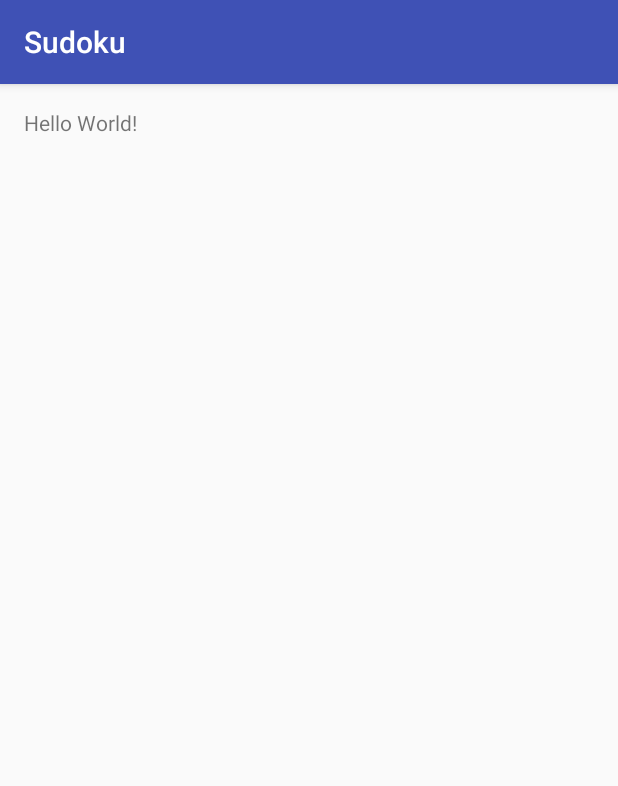
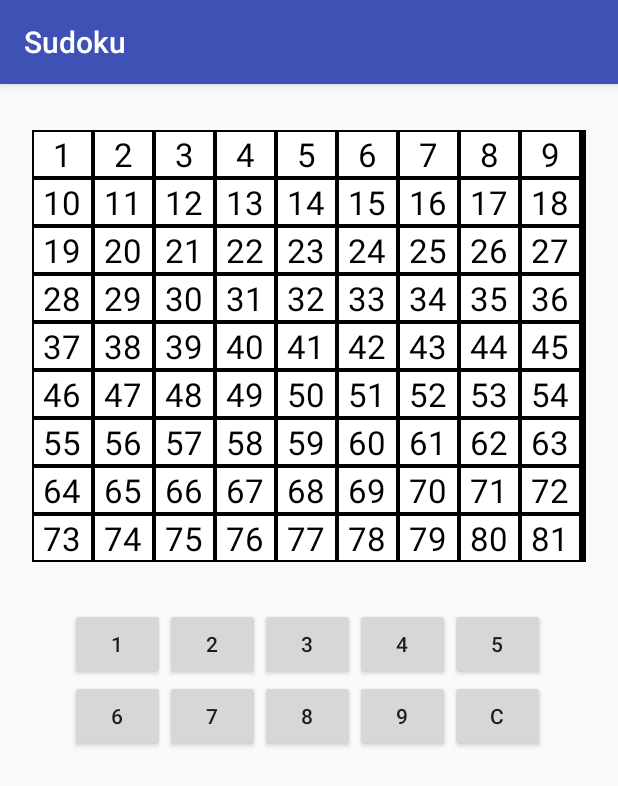
Before and after one commit to dpulsifer/Sudoku, an Android app: the screen it shows after launch (MainActivity), on a phone screen of 412 x 824 dp. Shown: the top 786 px of the screen. Run offline under Robolectric (Android 15) with nearby library versions, the phone set to English and light mode, and no system bars.

Commit message:
Main activity created
Sudoku gridview and button gridview with hardcoded data.

```diff
--- /dev/null
+++ b/app/src/main/java/cs/dal/sudoku/ButtonGridAdapter.java
@@ -0,0 +1,45 @@
+package cs.dal.sudoku;
+
+import android.content.Context;
+import android.view.LayoutInflater;
+import android.view.View;
+import android.view.ViewGroup;
+import android.widget.BaseAdapter;
+import android.widget.Button;
+
+import static android.content.Context.LAYOUT_INFLATER_SERVICE;
+
+/**
+ * Created by duncanpulsifer on 2017-02-09.
+ */
+
+public class ButtonGridAdapter extends BaseAdapter{
+
+    private Context context;
+    private String[] buttons;
+    LayoutInflater inflater;
+
+    public ButtonGridAdapter(Context context, String[] buttons) {
+        this.context = context;
+        this.buttons = buttons;
+        inflater = (LayoutInflater) this.context.getSystemService(LAYOUT_INFLATER_SERVICE);
+    }
+
+    public View getView(int position, View convertView, ViewGroup parent) {
+
+        if(convertView ==null) {
+            convertView = inflater.inflate(R.layout.button_cell, null);
+        }
+        Button b = (Button) convertView.findViewById(R.id.button_item);
+        b.setText(buttons[position]);
+        return convertView;
+
+    }
+
+    @Override
+    public int getCount() { return buttons.length; }
+
+    @Override public Object getItem(int position) { return buttons[position]; }
+
+    @Override public long getItemId(int position) { return position; }
+}
--- a/app/src/main/java/cs/dal/sudoku/MainActivity.java
+++ b/app/src/main/java/cs/dal/sudoku/MainActivity.java
@@ -2,12 +2,34 @@ package cs.dal.sudoku;
 
 import android.support.v7.app.AppCompatActivity;
 import android.os.Bundle;
+import android.widget.GridView;
 
 public class MainActivity extends AppCompatActivity {
+
+    public GridView gridView;
+    public String[] items = new String[]{"1", "2", "3", "4", "5", "6", "7", "8", "9", "10", "11", "12", "13", "14", "15", "16", "17", "18", "19", "20", "21", "22", "23", "24", "25", "26", "27", "28",
+            "29", "30", "31", "32", "33", "34", "35", "36", "37", "38", "39", "40", "41", "42", "43", "44", "45", "46", "47", "48", "49", "50",
+            "51", "52", "53", "54", "55", "56", "57", "58", "59", "60", "61", "62", "63", "64", "65", "66", "67", "68", "69", "70", "71", "72", "73", "74", "75",
+            "76", "77", "78", "79", "80", "81"};
+
+    public GridView buttonGridView;
+    public String[] buttons  = new String[] {"1","2","3","4","5","6","7","8","9","C"};
+
+
 
     @Override
     protected void onCreate(Bundle savedInstanceState) {
         super.onCreate(savedInstanceState);
         setContentView(R.layout.activity_main);
+
+        gridView = (GridView)this.findViewById(R.id.myGridView);
+        SudokuGridAdapter gridAdapter = new SudokuGridAdapter(MainActivity.this, items);
+        gridView.setAdapter(gridAdapter);
+
+        buttonGridView = (GridView)this.findViewById(R.id.buttonGridView);
+        ButtonGridAdapter buttonGridAdapter = new ButtonGridAdapter(MainActivity.this, buttons);
+        buttonGridView.setAdapter(buttonGridAdapter);
+
     }
+
 }
--- /dev/null
+++ b/app/src/main/java/cs/dal/sudoku/SudokuGridAdapter.java
@@ -0,0 +1,44 @@
+package cs.dal.sudoku;
+
+import android.content.Context;
+import android.view.LayoutInflater;
+import android.view.View;
+import android.view.ViewGroup;
+import android.widget.BaseAdapter;
+import android.widget.TextView;
+
+import static android.content.Context.LAYOUT_INFLATER_SERVICE;
+
+/**
+ * Created by duncanpulsifer on 2017-02-01.
+ */
+
+public class SudokuGridAdapter extends BaseAdapter
+{
+    private Context context;
+    private String[] items;
+    LayoutInflater inflater;
+
+    public SudokuGridAdapter(Context context, String[] items) {
+        this.context = context;
+        this.items = items;
+        inflater = (LayoutInflater) this.context.getSystemService(LAYOUT_INFLATER_SERVICE);
+    }
+
+    public View getView(int position, View convertView, ViewGroup parent) {
+
+        if(convertView ==null) {
+            convertView = inflater.inflate(R.layout.sudoku_cell, null);
+        }
+        TextView t = (TextView) convertView.findViewById(R.id.grid_item);
+        t.setText(items[position]);
+        return convertView;
+    }
+
+    @Override
+    public int getCount() { return items.length; }
+
+    @Override public Object getItem(int position) { return items[position]; }
+
+    @Override public long getItemId(int position) { return position; }
+}
--- a/app/src/main/res/layout/activity_main.xml
+++ b/app/src/main/res/layout/activity_main.xml
@@ -7,11 +7,29 @@
     android:paddingBottom="@dimen/activity_vertical_margin"
     android:paddingLeft="@dimen/activity_horizontal_margin"
     android:paddingRight="@dimen/activity_horizontal_margin"
-    android:paddingTop="@dimen/activity_vertical_margin"
-    tools:context="cs.dal.sudoku.MainActivity">
+    android:paddingTop="25dp"
+    tools:context="cs.dal.sudoku.MainActivity"
+    android:weightSum="1">
 
-    <TextView
+    <GridView
         android:layout_width="wrap_content"
         android:layout_height="wrap_content"
-        android:text="Hello World!" />
+        android:id="@+id/myGridView"
+        android:numColumns="9"
+        android:background="#000000"
+        android:layout_marginLeft="5dp"
+        android:layout_marginRight="5dp"
+        android:layout_marginTop="5dp" />
+
+    <GridView
+        android:layout_width="wrap_content"
+        android:layout_height="wrap_content"
+        android:id="@+id/buttonGridView"
+        android:numColumns="5"
+        android:layout_marginLeft="5dp"
+        android:layout_marginRight="5dp"
+        android:layout_marginTop="5dp"
+        android:padding="25dp"
+        android:layout_below="@+id/myGridView"/>
+
 </RelativeLayout>
--- /dev/null
+++ b/app/src/main/res/layout/button_cell.xml
@@ -0,0 +1,12 @@
+<?xml version="1.0" encoding="utf-8"?>
+<LinearLayout xmlns:android="http://schemas.android.com/apk/res/android"
+    android:orientation="vertical" android:layout_width="match_parent"
+    android:layout_height="match_parent">
+
+    <Button
+        android:layout_width="match_parent"
+        android:layout_height="match_parent"
+        android:textAlignment="center"
+        android:id="@+id/button_item"/>
+
+</LinearLayout>
--- /dev/null
+++ b/app/src/main/res/layout/sudoku_cell.xml
@@ -0,0 +1,18 @@
+<?xml version="1.0" encoding="utf-8"?>
+<LinearLayout xmlns:android="http://schemas.android.com/apk/res/android"
+    android:orientation="vertical" android:layout_width="match_parent"
+    android:layout_height="match_parent">
+
+    <TextView
+        android:layout_width="match_parent"
+        android:layout_height="match_parent"
+        android:layout_gravity="center"
+        android:textAlignment="center"
+        android:layout_margin="1dp"
+        android:textSize="22dp"
+        android:layout_weight="1"
+        android:textColor="#000000"
+        android:background="#FFFFFF"
+        android:id="@+id/grid_item"/>
+
+</LinearLayout>
```
Also changed, not shown: 2 other files.
